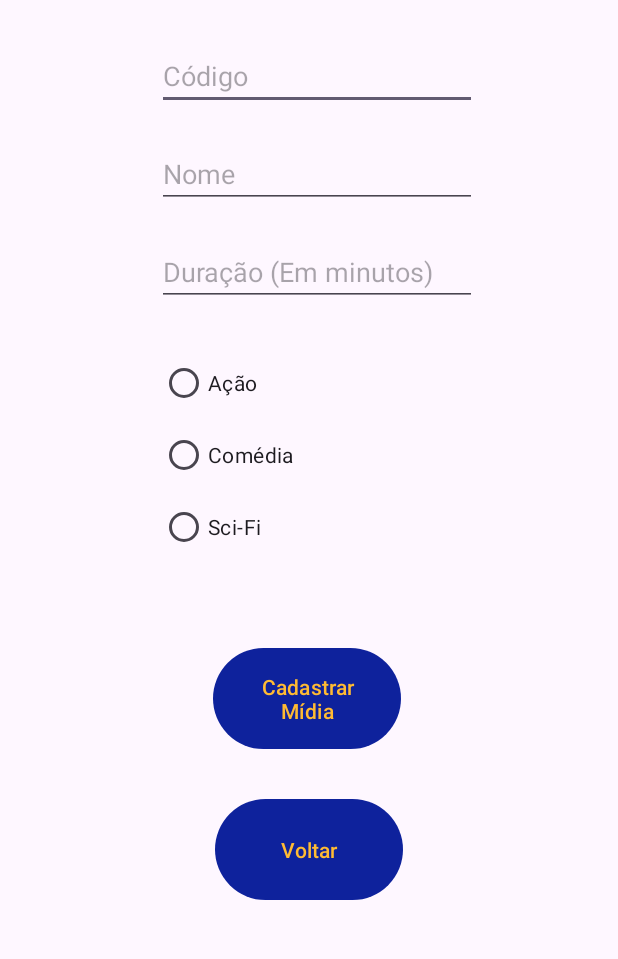
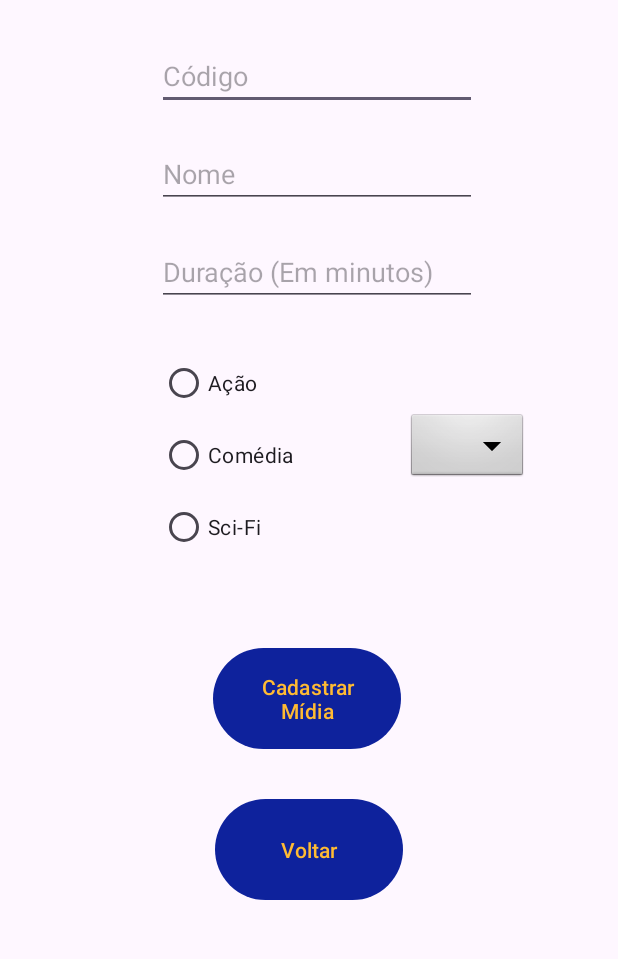
Before and after one commit to YagoGomesDaSilva/Dev_Buster, an Android app: the CreateMedia screen opened directly, with no data from a screen before it, on a phone screen of 412 x 824 dp, the part 101-1060 px from its top. Run offline under Robolectric (Android 15) with nearby library versions, the phone set to English and light mode, and no system bars.

Commit message:
Inclusao do img view modificado

```diff
--- a/app/src/main/java/br/ufrn/imd/devbuster/CRUD/CreateMedia.java
+++ b/app/src/main/java/br/ufrn/imd/devbuster/CRUD/CreateMedia.java
@@ -2,12 +2,15 @@ package br.ufrn.imd.devbuster.CRUD;
 
 import androidx.appcompat.app.AppCompatActivity;
 
+import android.app.Activity;
 import android.content.ContentValues;
 import android.content.Intent;
 import android.database.sqlite.SQLiteDatabase;
 import android.os.Bundle;
+import android.provider.MediaStore;
 import android.view.View;
 import android.widget.Button;
+import android.widget.ImageView;
 import android.widget.RadioButton;
 import android.widget.RadioGroup;
 import android.widget.TextView;
@@ -22,6 +25,8 @@ public class CreateMedia extends AppCompatActivity {
 
     RadioGroup radioGroup;
 
+    ImageView imgMediaC;
+
     Button btnRegisterMedia, btnBackCreate;
     @Override
     protected void onCreate(Bundle savedInstanceState) {
@@ -31,13 +36,17 @@ public class CreateMedia extends AppCompatActivity {
         this.idMedia = findViewById(R.id.idMediaC);
         this.mediaName = findViewById(R.id.mediaNameC);
         this.mediaDuration = findViewById(R.id.mediaDurationC);
-        this.radioGroup = findViewById(R.id.radioGroupU);
+        this.radioGroup = findViewById(R.id.radioGroupC);
+
+        this.imgMediaC = findViewById(R.id.imgMediaC);
 
         this.btnRegisterMedia = findViewById(R.id.btnUpdate);
         this.btnBackCreate = findViewById(R.id.btnBackUpdateC);
 
         this.setOnClickListenerRegister(btnRegisterMedia, idMedia, mediaName, mediaDuration, radioGroup);
         this.setOnClickListenerBack(btnBackCreate);
+
+        this.setOnClickListenerImg(imgMediaC);
     }
 
     private void setOnClickListenerRegister(Button btnRegisterMedia, TextView idMedia, TextView mediaName, TextView mediaDuration, RadioGroup radioGroup){
@@ -67,6 +76,26 @@ public class CreateMedia extends AppCompatActivity {
         });
     }
 
+    public void setOnClickListenerImg(ImageView image){
+        image.setOnClickListener(new View.OnClickListener() {
+            @Override
+            public void onClick(View v) {
+                Intent intent = new Intent(Intent.ACTION_PICK, MediaStore.Images.Media.INTERNAL_CONTENT_URI);
+                startActivityForResult(Intent.createChooser(intent, "Escolha sua imagem"), 1);
+
+            }
+        });
+    }
+
+    protected void onActivityResult(int RequestCode, int ResultCode, Intent dados) {
+        super.onActivityResult(RequestCode, ResultCode, dados);
+        if (ResultCode == Activity.RESULT_OK) {
+            if (ResultCode == 1) {
+                imgMediaC.setImageURI(dados.getData());
+            }
+        }
+    }
+
     private void setOnClickListenerBack(Button btn ){
         btn.setOnClickListener(new View.OnClickListener() {
             @Override
--- a/app/src/main/res/layout/activity_create_media.xml
+++ b/app/src/main/res/layout/activity_create_media.xml
@@ -61,7 +61,7 @@
         app:layout_constraintTop_toBottomOf="@+id/mediaNameC" />
 
     <RadioGroup
-        android:id="@+id/radioGroupU"
+        android:id="@+id/radioGroupC"
         android:layout_width="wrap_content"
         android:layout_height="wrap_content"
         app:layout_constraintBottom_toTopOf="@+id/guideline"
@@ -89,6 +89,18 @@
             android:text="@string/sciFiGenreHint" />
 
     </RadioGroup>
+
+    <ImageView
+        android:id="@+id/imgMediaC"
+        android:layout_width="wrap_content"
+        android:layout_height="wrap_content"
+        android:layout_marginEnd="60dp"
+        android:layout_marginBottom="80dp"
+        android:clickable="true"
+        app:layout_constraintBottom_toTopOf="@+id/guideline"
+        app:layout_constraintEnd_toEndOf="parent"
+        app:layout_constraintStart_toEndOf="@+id/radioGroupU"
+        app:srcCompat="@android:drawable/btn_dropdown" />
 
     <androidx.constraintlayout.widget.Guideline
         android:id="@+id/guideline"
```
Also changed, not shown: app/src/main/java/br/ufrn/imd/devbuster/CRUD/UpdateMedia.java (+29 -0 lines), app/src/main/res/layout/activity_update_media.xml (+12 -0 lines).
